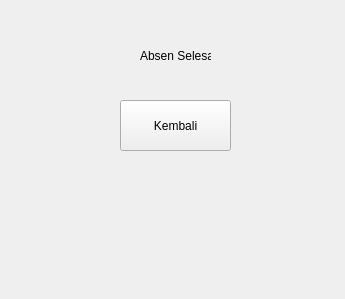
Old version of the form result.ui in the repository christianbyu/Python-simple-absent-apps-with-pyqt5.
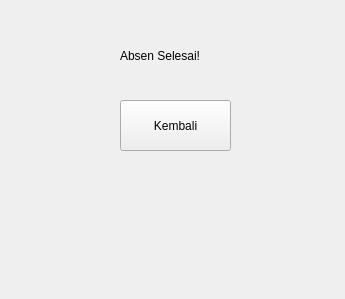
New version of the form.

Diff of the .ui file:
```diff
--- a/result.ui
+++ b/result.ui
@@ -29,9 +29,9 @@
   <widget class="QLabel" name="label_15">
    <property name="geometry">
     <rect>
-     <x>140</x>
+     <x>120</x>
      <y>40</y>
-     <width>71</width>
+     <width>91</width>
      <height>31</height>
     </rect>
    </property>
```
